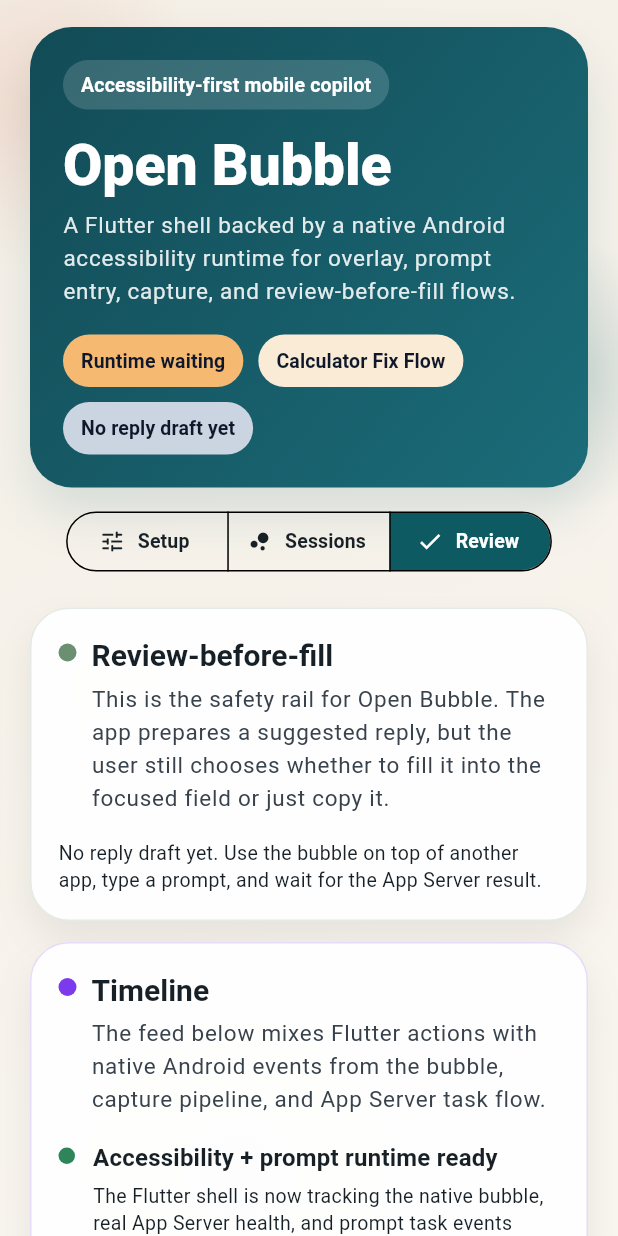
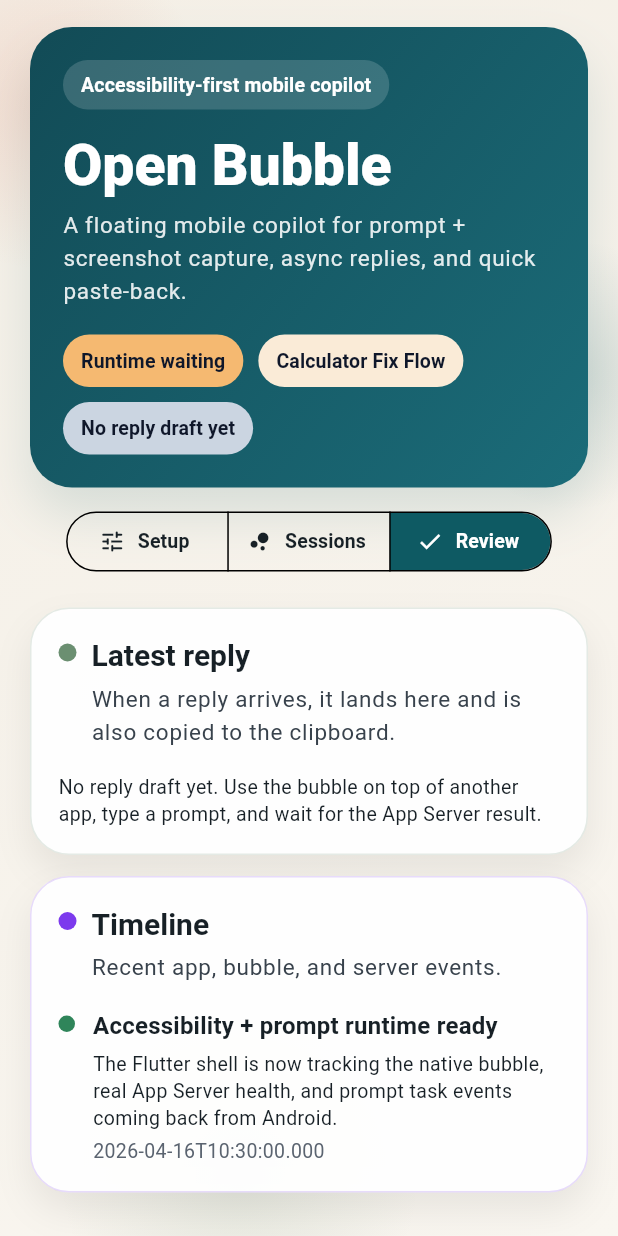
Before and after one commit to iofold/open-bubble, a Flutter app: the screen it shows after launch, after a tap on "Sessions", after a tap on "Review", on a phone screen of 412 x 824 dp. Run offline on Flutter 3.47's test engine with Material 3 defaults, Android fonts, the phone set to English and light mode, and no system bars; network calls fail.

Commit message:
style: use ob orb asset and simplify copy

```diff
--- a/apps/mobile/lib/app/open_bubble_home.dart
+++ b/apps/mobile/lib/app/open_bubble_home.dart
@@ -152,9 +152,9 @@
       padding: const EdgeInsets.fromLTRB(20, 8, 20, 28),
       children: [
         _SectionCard(
-          title: 'Accessibility-first runtime',
+          title: 'Runtime',
           subtitle:
-              'Open Bubble uses an Android accessibility service instead of MediaProjection. That keeps repeated inspect/capture/fill flows fast after the one-time setup.',
+              'Open Bubble runs through Android accessibility so the bubble can stay available over other apps.',
           accent: theme.colorScheme.primary,
           child: Wrap(
             spacing: 12,
@@ -234,7 +234,7 @@
               title: 'App Server',
               value: controller.serverHealthy ? 'Reachable' : 'Offline',
               detail:
-                  'The bubble submits to `/prompt` and polls `/tasks/{taskId}` when the server is reachable.',
+                  'Used for prompt uploads and task polling.',
             ),
           ],
         ),
@@ -285,7 +285,7 @@
         _SectionCard(
           title: 'Connection target',
           subtitle:
-              'This URL is persisted into the Android runtime. The bubble uses it while the app is backgrounded.',
+              'This URL is used by the bubble even when the app is in the background.',
           accent: const Color(0xFF6B8F71),
           child: Column(
             crossAxisAlignment: CrossAxisAlignment.start,
@@ -361,7 +361,7 @@
         _SectionCard(
           title: 'Active sessions',
           subtitle:
-              'These are local workflow lanes for the demo UI. The real network flow now comes from the bubble prompt composer and the App Server task API.',
+              'Use the bubble on top of any app, send a prompt, and watch the request appear here.',
           accent: theme.colorScheme.primary,
           child: Column(
             children: [
@@ -391,7 +391,7 @@
                 Text(session.currentTask),
                 const SizedBox(height: 12),
                 Text(
-                  'Use the floating bubble on top of another app for the real prompt flow: tap `Ask` or long-press the bubble, type your prompt, then send it. Open Bubble captures the current screen, submits it to the App Server, and waits for the answer.',
+                  'Use the floating bubble on top of another app: tap `Ask` or long-press, type your prompt, and send it. Open Bubble captures the screen, sends it, and waits for the answer.',
                   style: theme.textTheme.bodyMedium,
                 ),
                 const SizedBox(height: 12),
@@ -423,7 +423,7 @@
         _SectionCard(
           title: 'Request pipeline',
           subtitle:
-              'This reflects the live bubble workflow: capture, upload to `/prompt`, poll `/tasks/{taskId}`, then review and copy/fill.',
+              'Capture, upload, wait, and reply.',
           accent: const Color(0xFF7C3AED),
           child: controller.requests.isEmpty
               ? const Text(
@@ -481,9 +481,9 @@
       padding: const EdgeInsets.fromLTRB(20, 8, 20, 28),
       children: [
         _SectionCard(
-          title: 'Review-before-fill',
+          title: 'Latest reply',
           subtitle:
-              'This is the safety rail for Open Bubble. The app prepares a suggested reply, but the user still chooses whether to fill it into the focused field or just copy it.',
+              'When a reply arrives, it lands here and is also copied to the clipboard.',
           accent: const Color(0xFF6B8F71),
           child: controller.latestReplyDraft == null
               ? const Text(
@@ -498,7 +498,7 @@
         _SectionCard(
           title: 'Timeline',
           subtitle:
-              'The feed below mixes Flutter actions with native Android events from the bubble, capture pipeline, and App Server task flow.',
+              'Recent app, bubble, and server events.',
           accent: const Color(0xFF7C3AED),
           child: controller.timeline.isEmpty
               ? const Text('No activity yet.')
@@ -555,7 +555,7 @@
           ),
           const SizedBox(height: 10),
           Text(
-            'A Flutter shell backed by a native Android accessibility runtime for overlay, prompt entry, capture, and review-before-fill flows.',
+            'A floating mobile copilot for prompt + screenshot capture, async replies, and quick paste-back.',
             style: theme.textTheme.bodyLarge?.copyWith(
               color: Colors.white.withValues(alpha: 0.88),
             ),
@@ -659,7 +659,7 @@
         Text('Local fill sandbox', style: theme.textTheme.titleMedium),
         const SizedBox(height: 8),
         Text(
-          'This field is here to verify the native fill path while the main user journey stays centered on clipboard plus notification.',
+          'This field is only here to verify the native fill path quickly during the demo.',
           style: theme.textTheme.bodyMedium,
         ),
         const SizedBox(height: 10),
--- a/apps/mobile/lib/state/open_bubble_controller.dart
+++ b/apps/mobile/lib/state/open_bubble_controller.dart
@@ -195,7 +195,7 @@
     _addTimeline(
       title: 'Opened notification settings',
       detail:
-          'Enable notifications if you want background bubble replies to raise a system alert in addition to copying the clipboard.',
+          'Enable notifications if you want Open Bubble to alert you when a reply is ready.',
       tone: TimelineTone.info,
     );
     notifyListeners();
@@ -212,7 +212,7 @@
     _addTimeline(
       title: shown ? 'Bubble shown' : 'Bubble unavailable',
       detail: shown
-          ? 'The accessibility overlay should now stay alive while the app is backgrounded.'
+          ? 'The bubble should now stay visible while the app is in the background.'
           : 'The service must be connected before the bubble can appear.',
       tone: shown ? TimelineTone.success : TimelineTone.warning,
     );
@@ -539,7 +539,7 @@
             requestId,
             stage: RequestStage.drafting,
             detail:
-                'The App Server accepted the task. Open Bubble is polling for the result now.',
+                'Request accepted. Open Bubble is waiting for the response now.',
             usesMockCapture: false,
           );
         }
@@ -551,7 +551,7 @@
             requestId,
             stage: RequestStage.ready,
             detail:
-                'The App Server completed the task. The answer was copied to the clipboard and synced into review.',
+                'Reply ready. Open Bubble copied it to the clipboard and synced it here.',
             usesMockCapture: false,
           );
         }
```
Also changed, not shown: 4 other files.
